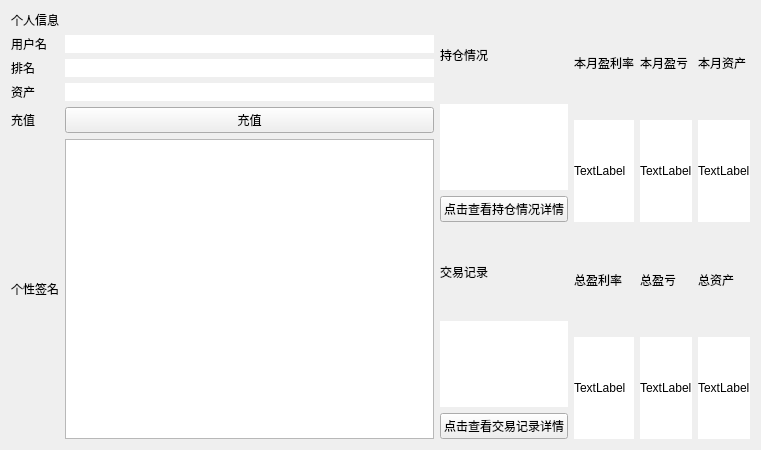
This is VirtualStock_dir/personpage.ui in Vks-Feng/Nullptr as Qt 5 draws it before an edit. The edited form follows.
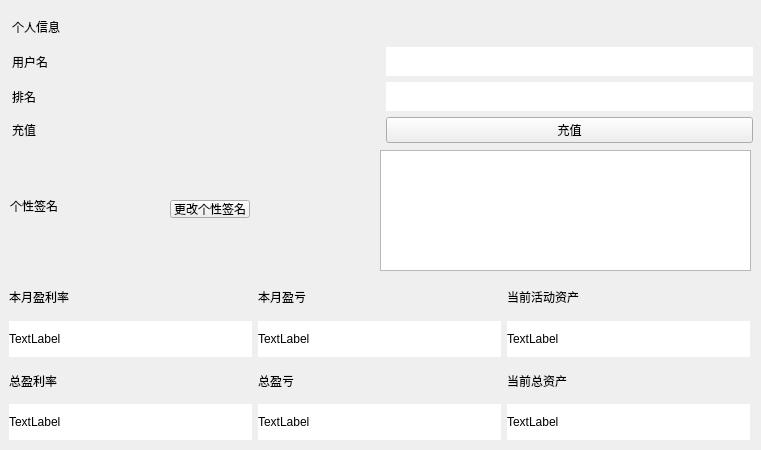
This is the edited form.

The edit to the form file:
```diff
--- a/VirtualStock_dir/personpage.ui
+++ b/VirtualStock_dir/personpage.ui
@@ -13,99 +13,66 @@
   <property name="windowTitle">
    <string>Form</string>
   </property>
-  <layout class="QGridLayout" name="gridLayout_4">
-   <item row="0" column="0">
-    <layout class="QGridLayout" name="gridLayout_2">
-     <item row="5" column="0">
-      <widget class="QLabel" name="introduceMessageTitle">
+  <widget class="QPushButton" name="changeintroduction">
+   <property name="geometry">
+    <rect>
+     <x>170</x>
+     <y>200</y>
+     <width>80</width>
+     <height>18</height>
+    </rect>
+   </property>
+   <property name="text">
+    <string>更改个性签名</string>
+   </property>
+  </widget>
+  <widget class="QLabel" name="label">
+   <property name="geometry">
+    <rect>
+     <x>10</x>
+     <y>190</y>
+     <width>61</width>
+     <height>31</height>
+    </rect>
+   </property>
        <property name="text">
         <string>个性签名</string>
        </property>
       </widget>
-     </item>
-     <item row="1" column="1">
-      <widget class="QLabel" name="userName">
-       <property name="styleSheet">
-        <string notr="true">background-color: rgb(255, 255, 255);</string>
-       </property>
-       <property name="text">
-        <string/>
-       </property>
-      </widget>
-     </item>
-     <item row="2" column="1">
-      <widget class="QLabel" name="trackedCount">
-       <property name="styleSheet">
-        <string notr="true">background-color: rgb(255, 255, 255);</string>
-       </property>
-       <property name="text">
-        <string/>
-       </property>
-      </widget>
-     </item>
-     <item row="3" column="1">
-      <widget class="QLabel" name="successRate">
-       <property name="styleSheet">
-        <string notr="true">background-color: rgb(255, 255, 255);</string>
-       </property>
-       <property name="text">
-        <string/>
-       </property>
-      </widget>
-     </item>
-     <item row="1" column="0">
-      <widget class="QLabel" name="userNameTitle">
-       <property name="text">
-        <string>用户名</string>
-       </property>
-      </widget>
-     </item>
-     <item row="5" column="1">
-      <layout class="QVBoxLayout" name="verticalLayout_3">
-       <item>
-        <widget class="QTextEdit" name="personalDescribeEdit"/>
-       </item>
-      </layout>
-     </item>
-     <item row="3" column="0">
-      <widget class="QLabel" name="successRateTitle">
-       <property name="text">
-        <string>资产</string>
-       </property>
-      </widget>
-     </item>
-     <item row="0" column="0">
-      <widget class="QLabel" name="personalInfoTitle">
-       <property name="text">
-        <string>个人信息</string>
-       </property>
-      </widget>
-     </item>
-     <item row="2" column="0">
-      <widget class="QLabel" name="trackedCountTitle">
-       <property name="text">
-        <string>排名</string>
-       </property>
-      </widget>
-     </item>
-     <item row="4" column="0">
-      <widget class="QLabel" name="chargeTitle">
-       <property name="text">
-        <string>充值</string>
-       </property>
-      </widget>
-     </item>
-     <item row="4" column="1">
-      <widget class="QPushButton" name="ChargeButton">
-       <property name="text">
-        <string>充值</string>
-       </property>
-      </widget>
-     </item>
-    </layout>
-   </item>
-   <item row="0" column="2">
+  <widget class="QWidget" name="">
+   <property name="geometry">
+    <rect>
+     <x>9</x>
+     <y>279</y>
+     <width>741</width>
+     <height>161</height>
+    </rect>
+   </property>
     <layout class="QGridLayout" name="gridLayout">
+    <item row="0" column="1">
+     <widget class="QLabel" name="phaseMonth">
+      <property name="text">
+       <string>本月盈亏</string>
+      </property>
+     </widget>
+    </item>
+    <item row="3" column="1">
+     <widget class="QLabel" name="phaseTotalContent">
+      <property name="styleSheet">
+       <string notr="true">background-color: rgb(255, 255, 255);</string>
+      </property>
+      <property name="text">
+       <string>TextLabel</string>
+      </property>
+     </widget>
+    </item>
+    <item row="2" column="1">
+     <widget class="QLabel" name="phaseTotal">
+      <property name="text">
+       <string>总盈亏</string>
+      </property>
+     </widget>
+    </item>
      <item row="1" column="2">
       <widget class="QLabel" name="balanceMonthContent">
        <property name="styleSheet">
@@ -116,16 +83,6 @@
        </property>
       </widget>
      </item>
-     <item row="3" column="2">
-      <widget class="QLabel" name="balanceTotalContent">
-       <property name="styleSheet">
-        <string notr="true">background-color: rgb(255, 255, 255);</string>
-       </property>
-       <property name="text">
-        <string>TextLabel</string>
-       </property>
-      </widget>
-     </item>
      <item row="3" column="0">
       <widget class="QLabel" name="profitRateTotalContent">
        <property name="styleSheet">
@@ -136,6 +93,23 @@
        </property>
       </widget>
      </item>
+    <item row="1" column="0">
+     <widget class="QLabel" name="profitRateMonthContent">
+      <property name="styleSheet">
+       <string notr="true">background-color: rgb(255, 255, 255);</string>
+      </property>
+      <property name="text">
+       <string>TextLabel</string>
+      </property>
+     </widget>
+    </item>
+    <item row="2" column="0">
+     <widget class="QLabel" name="profitRateTotal">
+      <property name="text">
+       <string>总盈利率</string>
+      </property>
+     </widget>
+    </item>
      <item row="1" column="1">
       <widget class="QLabel" name="phaseMonthContent">
        <property name="styleSheet">
@@ -146,27 +120,17 @@
        </property>
       </widget>
      </item>
-     <item row="0" column="1">
-      <widget class="QLabel" name="phaseMonth">
+    <item row="0" column="2">
+     <widget class="QLabel" name="balanceMonth">
        <property name="text">
-        <string>本月盈亏</string>
+       <string>当前活动资产</string>
        </property>
       </widget>
      </item>
      <item row="2" column="2">
       <widget class="QLabel" name="balanceTotal">
        <property name="text">
-        <string>总资产</string>
-       </property>
-      </widget>
-     </item>
-     <item row="3" column="1">
-      <widget class="QLabel" name="phaseTotalContent">
-       <property name="styleSheet">
-        <string notr="true">background-color: rgb(255, 255, 255);</string>
-       </property>
-       <property name="text">
-        <string>TextLabel</string>
+       <string>当前总资产</string>
        </property>
       </widget>
      </item>
@@ -177,8 +141,8 @@
        </property>
       </widget>
      </item>
-     <item row="1" column="0">
-      <widget class="QLabel" name="profitRateMonthContent">
+    <item row="3" column="2">
+     <widget class="QLabel" name="balanceTotalContent">
        <property name="styleSheet">
         <string notr="true">background-color: rgb(255, 255, 255);</string>
        </property>
@@ -187,76 +151,85 @@
        </property>
       </widget>
      </item>
-     <item row="0" column="2">
-      <widget class="QLabel" name="balanceMonth">
+   </layout>
+  </widget>
+  <widget class="QWidget" name="">
+   <property name="geometry">
+    <rect>
+     <x>12</x>
+     <y>12</y>
+     <width>741</width>
+     <height>131</height>
+    </rect>
+   </property>
+   <layout class="QGridLayout" name="gridLayout_3">
+    <item row="0" column="0">
+     <widget class="QLabel" name="personalInfoTitle">
        <property name="text">
-        <string>本月资产</string>
+       <string>个人信息</string>
        </property>
       </widget>
      </item>
-     <item row="2" column="1">
-      <widget class="QLabel" name="phaseTotal">
+    <item row="1" column="0">
+     <widget class="QLabel" name="userNameTitle">
        <property name="text">
-        <string>总盈亏</string>
+       <string>用户名</string>
+      </property>
+     </widget>
+    </item>
+    <item row="1" column="1">
+     <widget class="QLabel" name="userName">
+      <property name="styleSheet">
+       <string notr="true">background-color: rgb(255, 255, 255);</string>
+      </property>
+      <property name="text">
+       <string/>
        </property>
       </widget>
      </item>
      <item row="2" column="0">
-      <widget class="QLabel" name="profitRateTotal">
+     <widget class="QLabel" name="trackedCountTitle">
        <property name="text">
-        <string>总盈利率</string>
+       <string>排名</string>
        </property>
       </widget>
      </item>
-    </layout>
-   </item>
-   <item row="0" column="1">
-    <layout class="QVBoxLayout" name="verticalLayout_4">
-     <item>
-      <widget class="QLabel" name="holdingTitle">
-       <property name="text">
-        <string>持仓情况</string>
-       </property>
-      </widget>
-     </item>
-     <item>
-      <widget class="QWidget" name="holdingsWidget" native="true">
+    <item row="2" column="1">
+     <widget class="QLabel" name="trackedCount">
        <property name="styleSheet">
         <string notr="true">background-color: rgb(255, 255, 255);</string>
        </property>
-      </widget>
-     </item>
-     <item>
-      <widget class="QPushButton" name="pushButton">
        <property name="text">
-        <string>点击查看持仓情况详情</string>
+       <string/>
        </property>
       </widget>
      </item>
-     <item>
-      <widget class="QLabel" name="tradeRecordTitle">
+    <item row="3" column="0">
+     <widget class="QLabel" name="chargeTitle">
        <property name="text">
-        <string>交易记录</string>
+       <string>充值</string>
        </property>
       </widget>
      </item>
-     <item>
-      <widget class="QWidget" name="tradeWidget" native="true">
-       <property name="styleSheet">
-        <string notr="true">background-color: rgb(255, 255, 255);</string>
-       </property>
-      </widget>
-     </item>
-     <item>
-      <widget class="QPushButton" name="pushButton_2">
+    <item row="3" column="1">
+     <widget class="QPushButton" name="ChargeButton">
        <property name="text">
-        <string>点击查看交易记录详情</string>
+       <string>充值</string>
        </property>
       </widget>
      </item>
     </layout>
-   </item>
-  </layout>
+  </widget>
+  <widget class="QTextEdit" name="personalDescribeEdit">
+   <property name="geometry">
+    <rect>
+     <x>380</x>
+     <y>150</y>
+     <width>371</width>
+     <height>121</height>
+    </rect>
+   </property>
+  </widget>
  </widget>
  <resources/>
  <connections/>
```
Lines whose indentation alone changed are shown as unchanged.
